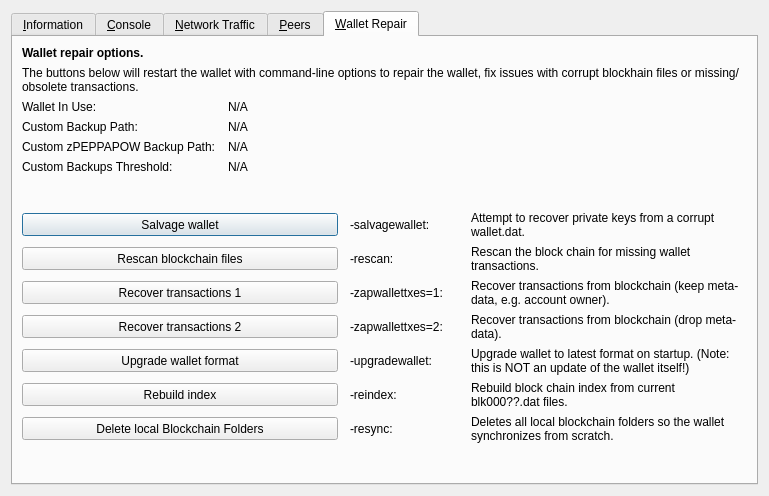
Before: the Qt Designer form src/qt/forms/rpcconsole.ui in barrystyle/Blobfish, drawn with Qt 5.
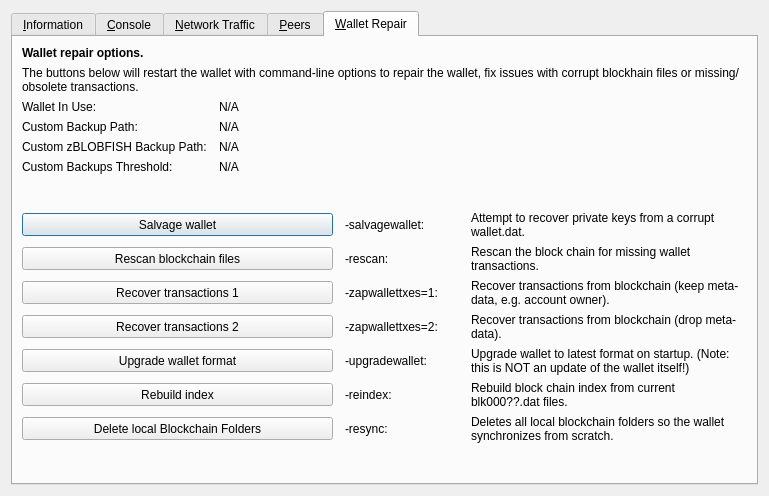
After: the same form once the commit is applied. The open tabs and pages were chosen to show the change. Icons and pictures are not drawn. Custom widgets are drawn as their Qt base class.

The edit to the form file:
```diff
--- a/src/qt/forms/rpcconsole.ui
+++ b/src/qt/forms/rpcconsole.ui
@@ -1333,7 +1333,7 @@
           <bool>false</bool>
          </property>
          <property name="text">
-          <string>Custom zPEPPAPOW Backup Path:</string>
+          <string>Custom zBLOBFISH Backup Path:</string>
          </property>
         </widget>
        </item>
```
Left out of the diff: 2 changed lines with no effect on the pictures.
